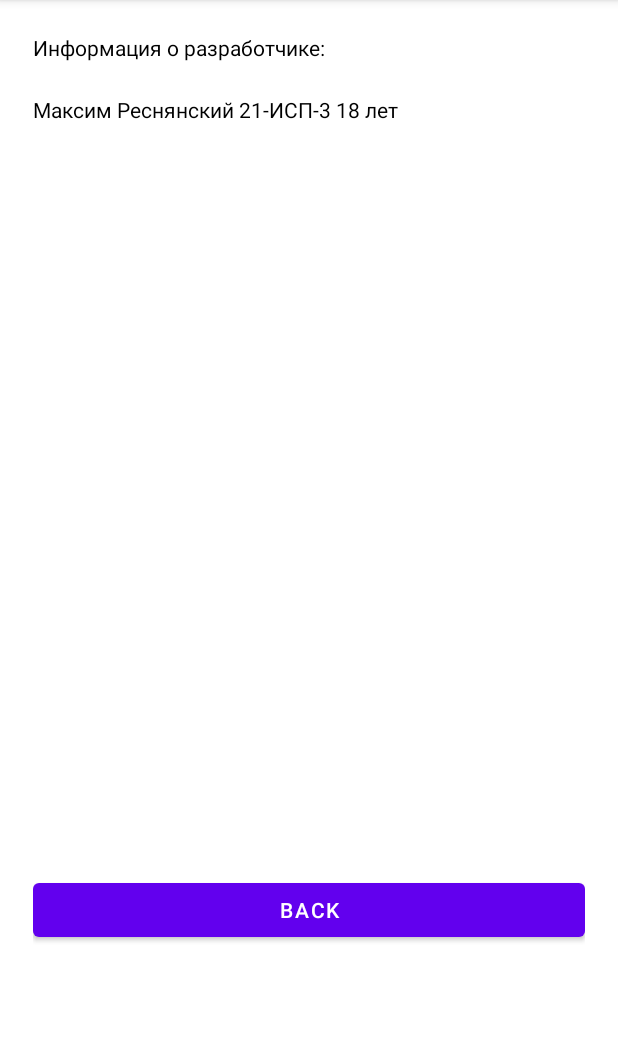
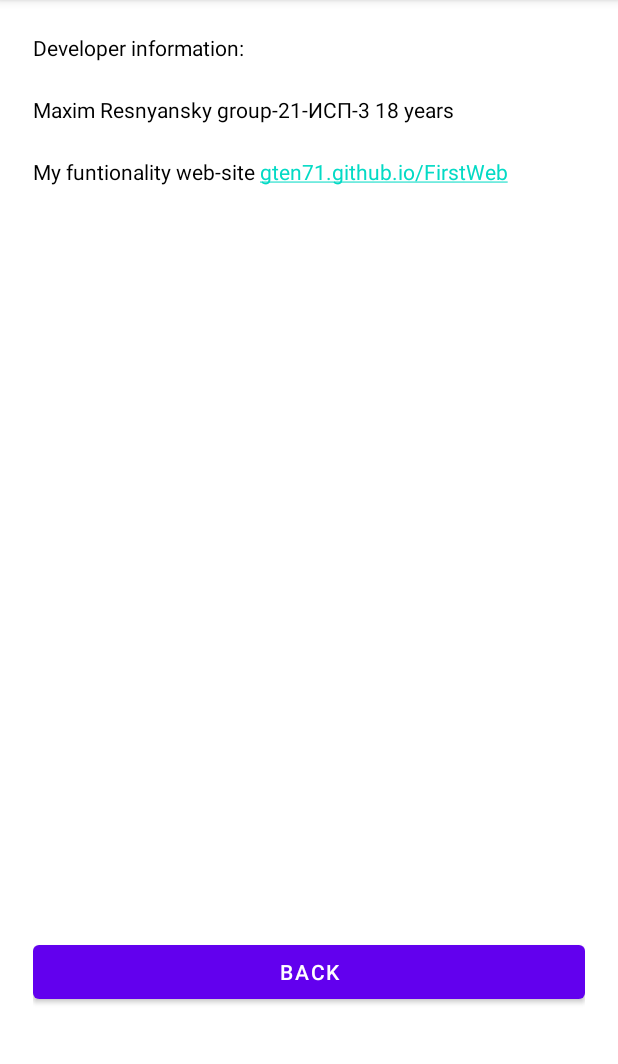
Before and after one commit to Gten71/KotlApp, an Android app: the AboutActivity screen opened directly, with no data from a screen before it, on a phone screen of 412 x 824 dp, the part 84-1148 px from its top. Run offline under Robolectric (Android 15) with nearby library versions, the phone set to English and light mode, and no system bars.

Commit message:
add link to my web-site and translate all text to english

```diff
--- a/app/src/main/res/layout/activity_about.xml
+++ b/app/src/main/res/layout/activity_about.xml
@@ -6,18 +6,26 @@
     android:padding="10pt"
     android:layout_height="match_parent">
     <TextView
-        android:id="@+id/about_info"
         android:layout_width="wrap_content"
         android:layout_height="wrap_content"
         android:text="@string/Info"
         android:textColor="#000000"/>
     <TextView
-        android:id="@+id/about_text"
         android:layout_width="wrap_content"
         android:layout_height="wrap_content"
         android:layout_marginTop="10pt"
         android:text="@string/Info_text"
-        android:textColor="#000000"/>
+        android:textColor="#000000" />
+
+    <TextView
+
+        android:layout_width="wrap_content"
+        android:layout_height="wrap_content"
+        android:layout_marginTop="10pt"
+        android:text="My funtionality web-site gten71.github.io/FirstWeb"
+        android:textColor="#000000"
+        android:clickable="true"
+        android:autoLink="web"/>
 
     <Button
         android:id="@+id/button_back"
--- a/app/src/main/res/values/strings.xml
+++ b/app/src/main/res/values/strings.xml
@@ -4,10 +4,10 @@
     <string name="menu_about">About </string>
     <string name="menu_exit">Exit </string>
     <string name="input_label"/>
-    <string name="Info">Информация о разработчике:</string>
-    <string name="Info_text">Максим Реснянский  21-ИСП-3 18 лет</string>
-    <string name="text_explanation">Что бы воспользоваться функционалом выберете переключатель Reverse и нажмите кнопку Ок </string>
-    <string name="text_for_main">Все основные кнопки находятся в правом верхнем углу надо просто нажать на 3 точки и кнопки появятся</string>
+    <string name="Info">Developer information:</string>
+    <string name="Info_text">Maxim Resnyansky  group-21-ИСП-3 18 years</string>
+    <string name="text_explanation">To use the functionality, select the CheckBox that called -> Reverse and click to Ок </string>
+    <string name="text_for_main">All the main buttons are in the upper right corner, you just need to click on 3 dots and the buttons will appear</string>
     <string name="uppercase">Uppercase</string>
     <string name="reverse">Reverse</string>
     <string name="ok">Ok</string>
```
